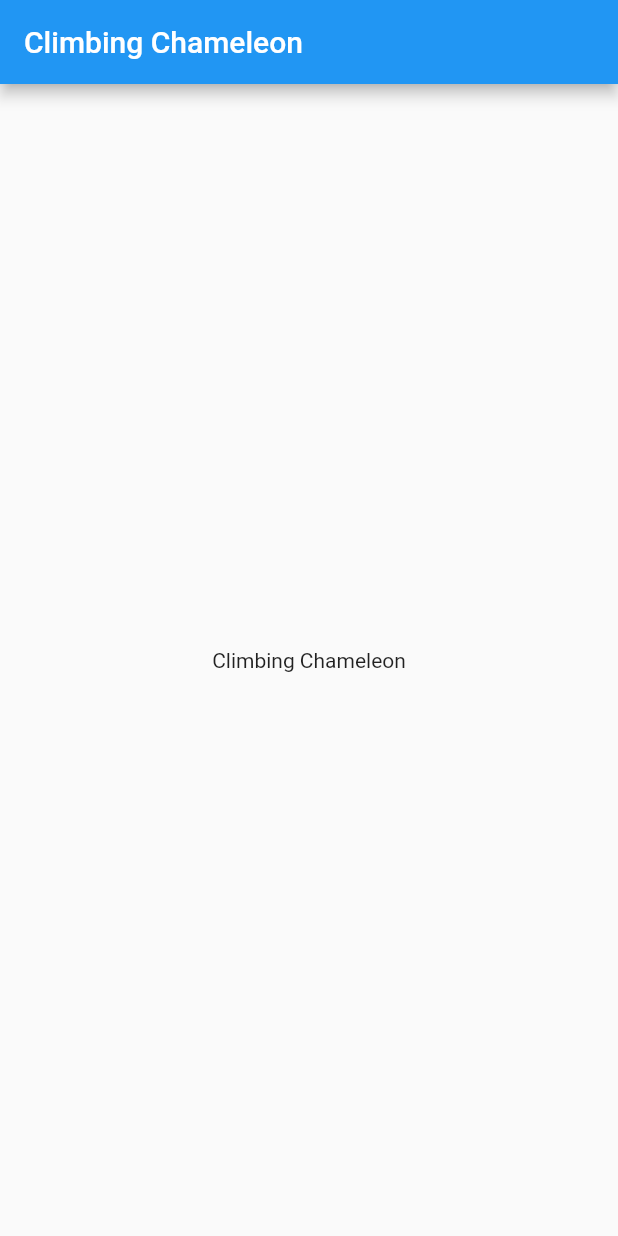
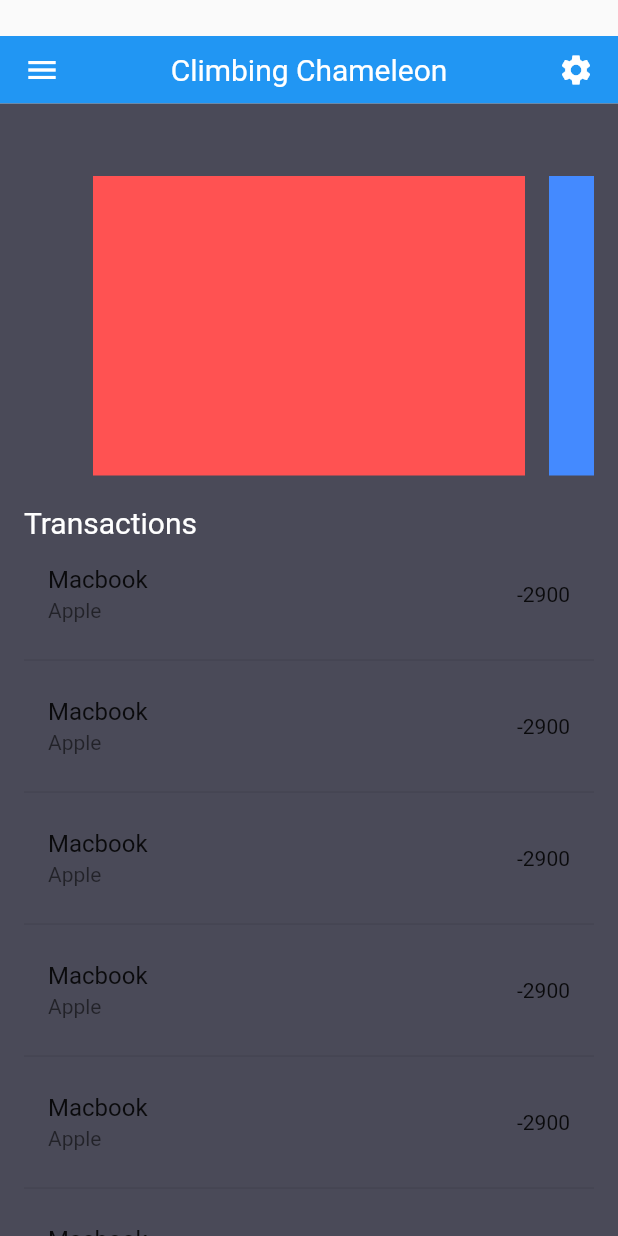
Before and after one commit to The-Real-Simon/ClimbingChameleon, a Flutter app: the screen it shows after launch, on a phone screen of 412 x 824 dp. Run offline on Flutter 3.47's test engine with Material 2 defaults, Android fonts, the light colour scheme and no system bars.

Commit message:
Added layout structure

```diff
--- /dev/null
+++ b/lib/resources/views/dashboard.dart
@@ -0,0 +1,71 @@
+import 'package:flutter/material.dart';
+
+class Dashboard extends StatefulWidget {
+  Dashboard({Key key }) : super(key: key);
+
+  @override
+  _DashboardState createState() => _DashboardState();
+}
+
+class _DashboardState extends State<Dashboard> {
+
+  @override
+  Widget build(BuildContext context) {
+    final Duration duration = const Duration(milliseconds: 300);
+    return Expanded(
+      child: Container(
+        color: Color(0xFF4A4A58),
+        child: SingleChildScrollView(
+        scrollDirection: Axis.vertical,
+        physics: ClampingScrollPhysics(),
+        child: Container(
+          padding: const EdgeInsets.only(left: 16, right: 16, top: 48),
+          child: Column(
+            crossAxisAlignment: CrossAxisAlignment.start,
+            children: <Widget>[
+              Container(
+                height: 200,
+                child: PageView(
+                  controller: PageController(viewportFraction: 0.8),
+                  scrollDirection: Axis.horizontal,
+                  pageSnapping: true,
+                  children: <Widget>[
+                    Container(
+                      margin: const EdgeInsets.symmetric(horizontal: 8),
+                      color: Colors.redAccent,
+                      width: 100,
+                    ),
+                    Container(
+                      margin: const EdgeInsets.symmetric(horizontal: 8),
+                      color: Colors.blueAccent,
+                      width: 100,
+                    ),
+                    Container(
+                      margin: const EdgeInsets.symmetric(horizontal: 8),
+                      color: Colors.greenAccent,
+                      width: 100,
+                    ),
+                  ],
+                ),
+              ),
+              SizedBox(height: 20),
+              Text("Transactions", style: TextStyle(color: Colors.white, fontSize: 20),),
+              ListView.separated(
+                  shrinkWrap: true,
+                  itemBuilder: (context, index) {
+                    return ListTile(
+                      title: Text("Macbook"),
+                      subtitle: Text("Apple"),
+                      trailing: Text("-2900"),
+                    );
+                  }, separatorBuilder: (context, index) {
+                return Divider(height: 16);
+              }, itemCount: 10)
+            ],
+          ),
+        ),
+      ),
+      ),
+    );
+  }
+}
--- a/lib/resources/views/layouts/app.dart
+++ b/lib/resources/views/layouts/app.dart
@@ -1,4 +1,6 @@
 import 'package:flutter/material.dart';
+import 'package:climbing_chameleon/resources/views/layouts/navbar.dart';
+import 'package:climbing_chameleon/resources/views/dashboard.dart';
 
 class AppLayout extends StatefulWidget {
   AppLayout({Key key, this.title}) : super(key: key);
@@ -14,17 +16,16 @@ class _AppLayoutState extends State<AppLayout> {
   @override
   Widget build(BuildContext context) {
     return Scaffold(
-      appBar: AppBar(
-        title: Text(widget.title),
-      ),
-      body: Center(
-        child: Column(
-          mainAxisAlignment: MainAxisAlignment.center,
-          children: <Widget>[
-            Text(
-              'Climbing Chameleon',
-            ),
-          ],
+      body: Padding(
+        padding: const EdgeInsets.only( top: 24),
+        child: Container(
+          height: MediaQuery.of(context).size.height,
+          child: Column(
+            children: <Widget>[
+              Navbar( navbarTitle: widget.title, ),
+              Dashboard(),
+            ],
+          ),
         ),
       ),
     );
--- a/lib/resources/views/layouts/navbar.dart
+++ b/lib/resources/views/layouts/navbar.dart
@@ -0,0 +1,49 @@
+import 'package:flutter/material.dart';
+
+class Navbar extends StatefulWidget {
+  Navbar({Key key,
+    this.navbarColor = Colors.blue,
+    this.navbarTitle,
+    this.navbarTitleColor = Colors.white
+  }) : super(key: key);
+
+
+  final Color navbarColor;
+  final Color navbarTitleColor;
+  final String navbarTitle;
+
+  @override
+  _NavbarState createState() => _NavbarState();
+}
+
+class _NavbarState extends State<Navbar> {
+
+  @override
+  Widget build(BuildContext context) {
+    return Container(
+      padding: const EdgeInsets.only(left: 16, right: 16),
+      height: 45,
+      color: widget.navbarColor,
+      child: Row(
+        mainAxisSize        : MainAxisSize.max,
+        mainAxisAlignment   : MainAxisAlignment.spaceBetween,
+        crossAxisAlignment  : CrossAxisAlignment.center,
+        children: <Widget>[
+          InkWell(
+            child: Icon(Icons.menu, color: widget.navbarTitleColor),
+            onTap: () {
+              print("Menu Icon pressed");
+            }
+          ),
+          Text(
+              widget.navbarTitle,
+              style: TextStyle(
+                  fontSize: 20, color: widget.navbarTitleColor
+              ),
+          ),
+          Icon(Icons.settings, color: widget.navbarTitleColor),
+        ],
+      ),
+    );
+  }
+}
```
